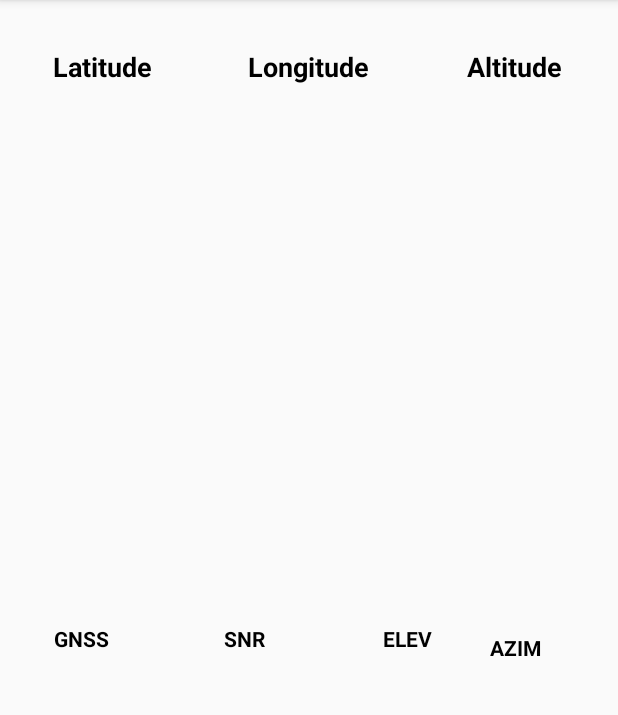
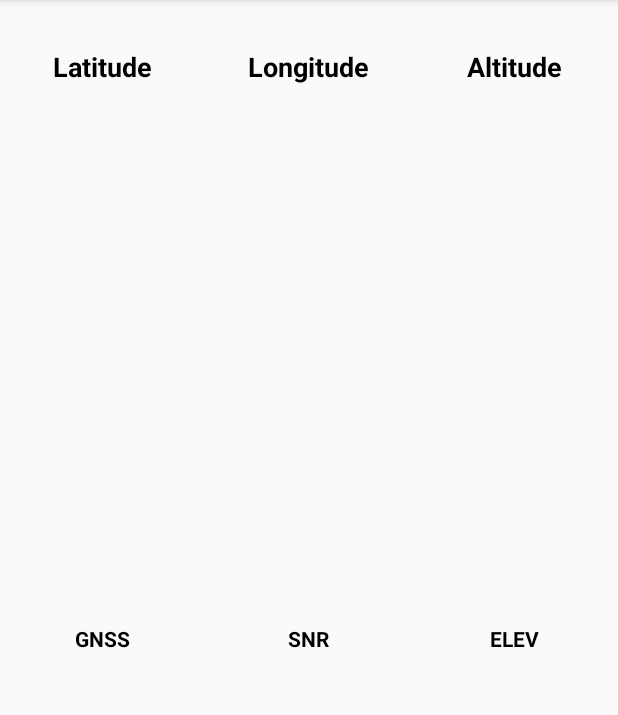
Before and after one commit to palomacorreia/_ANDROID_navegAndroid, an Android app: the TelaGNSS screen opened directly, with no data from a screen before it, on a phone screen of 412 x 824 dp, the part 84-799 px from its top. Run offline under Robolectric (Android 15) with nearby library versions, the phone set to English and light mode, and no system bars; 1 statement that could not run was skipped.

```diff
--- a/app/src/main/res/layout/activity_tela_gnss.xml
+++ b/app/src/main/res/layout/activity_tela_gnss.xml
@@ -10,6 +10,7 @@
         android:layout_weight="1"
         android:orientation="horizontal"
         android:baselineAligned="false">
+
         <LinearLayout
             android:layout_width="0dp"
             android:layout_height="match_parent"
@@ -167,23 +168,27 @@
                 android:layout_gravity="center"/>
         </LinearLayout>
 
-        <TextView
-            android:id="@+id/azim_title"
-            android:layout_width="85dp"
-            android:layout_height="372dp"
-            android:layout_gravity="center"
-            android:layout_marginTop="32dp"
-            android:text="@string/azim_title"
-            android:textColor="@color/colorBlack"
-            android:textSize="14dp"
-            android:textStyle="bold" />
-        <TextView
-            android:id="@+id/azimute"
-            android:layout_width="wrap_content"
-            android:layout_height="wrap_content"
-            android:text="@string/no_text"
-            android:textColor="@color/colorBlack"
-            android:layout_marginTop="16dp"
-            android:layout_gravity="center"/>
+        <!--<TextView-->
+            <!--android:id="@+id/azim_title"-->
+            <!--android:layout_width="85dp"-->
+            <!--android:layout_height="372dp"-->
+            <!--android:layout_gravity="center"-->
+            <!--android:layout_marginTop="32dp"-->
+            <!--android:text="@string/azim_title"-->
+            <!--android:textColor="@color/colorBlack"-->
+            <!--android:textSize="14dp"-->
+            <!--android:textStyle="bold" />-->
+        <!--<LinearLayout-->
+            <!--android:layout_width="wrap_content"-->
+            <!--android:layout_height="match_parent">-->
+            <!--<TextView-->
+                <!--android:id="@+id/azimute"-->
+                <!--android:layout_width="wrap_content"-->
+                <!--android:layout_height="wrap_content"-->
+                <!--android:text="@string/no_text"-->
+                <!--android:textColor="@color/colorBlack"-->
+                <!--android:layout_marginTop="16dp"-->
+                <!--android:layout_gravity="center"/>-->
+        <!--</LinearLayout>-->
     </LinearLayout>
     </LinearLayout>
```
Also changed, not shown: app/src/main/java/syssatelite/navegandroid/CircleView.java (+44 -15 lines), app/src/main/java/syssatelite/navegandroid/Configurar.java (+1 -21 lines), app/src/main/java/syssatelite/navegandroid/Rectangle.java (added, +39 -0 lines), app/src/main/java/syssatelite/navegandroid/Satelite.java (added, +12 -0 lines), app/src/main/java/syssatelite/navegandroid/TelaGNSS.java (+25 -8 lines), app/src/main/res/layout/activity_main.xml (+9 -4 lines), app/src/main/res/layout/activity_vistadecima.xml (+45 -4 lines).
